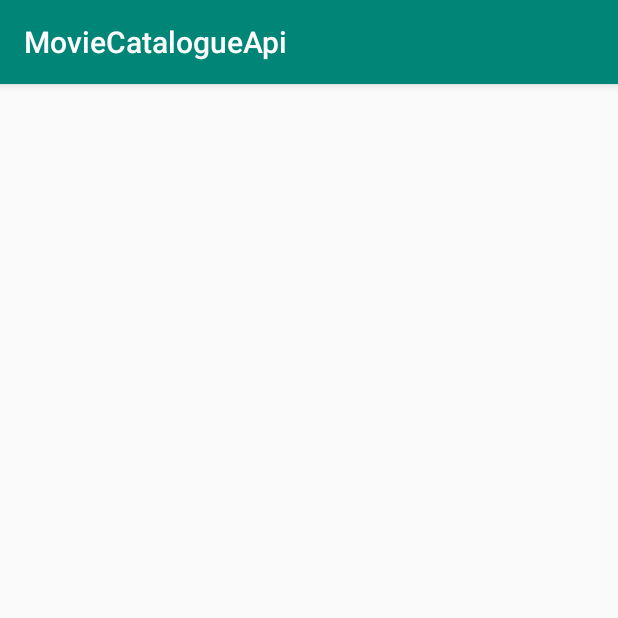
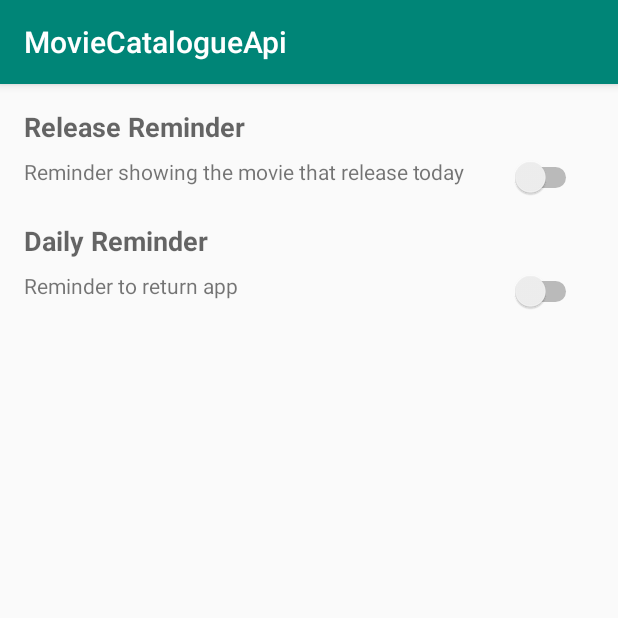
Before and after one commit to Criptdestroyer/MovieCatalogue, an Android app: the ReminderActivity screen opened directly, with no data from a screen before it, on a phone screen of 412 x 824 dp, the top half of it. Run offline under Robolectric (Android 15) with nearby library versions, the phone set to English and light mode, and no system bars.

Commit message:
layout reminder done

```diff
--- a/app/src/main/res/layout/activity_reminder.xml
+++ b/app/src/main/res/layout/activity_reminder.xml
@@ -7,5 +7,70 @@
     tools:context=".view.activity.ReminderActivity">
 
 
+    <TextView
+        android:id="@+id/textView3"
+        android:layout_width="wrap_content"
+        android:layout_height="wrap_content"
+        android:layout_marginStart="16dp"
+        android:layout_marginTop="16dp"
+        android:text="@string/release_reminder"
+        android:textAppearance="@style/TextAppearance.AppCompat.Medium"
+        android:textStyle="bold"
+        app:layout_constraintStart_toStartOf="parent"
+        app:layout_constraintTop_toTopOf="parent"
+        tools:text="Release Reminder" />
 
+    <TextView
+        android:id="@+id/textView2"
+        android:layout_width="300dp"
+        android:layout_height="wrap_content"
+        android:layout_marginStart="16dp"
+        android:layout_marginTop="8dp"
+        android:text="@string/release_reminder_detail"
+        app:layout_constraintStart_toStartOf="parent"
+        app:layout_constraintTop_toBottomOf="@+id/textView3" />
+
+    <Switch
+        android:id="@+id/switch_release"
+        android:layout_width="wrap_content"
+        android:layout_height="wrap_content"
+        android:layout_marginStart="8dp"
+        android:layout_marginTop="8dp"
+        android:layout_marginEnd="8dp"
+        app:layout_constraintEnd_toEndOf="parent"
+        app:layout_constraintStart_toEndOf="@+id/textView2"
+        app:layout_constraintTop_toBottomOf="@+id/textView3" />
+
+    <TextView
+        android:id="@+id/textView4"
+        android:layout_width="wrap_content"
+        android:layout_height="wrap_content"
+        android:layout_marginStart="16dp"
+        android:layout_marginTop="24dp"
+        android:text="@string/daily_reminder"
+        android:textAppearance="@style/TextAppearance.AppCompat.Medium"
+        android:textStyle="bold"
+        app:layout_constraintStart_toStartOf="parent"
+        app:layout_constraintTop_toBottomOf="@+id/textView2" />
+
+    <TextView
+        android:id="@+id/textView5"
+        android:layout_width="300dp"
+        android:layout_height="wrap_content"
+        android:layout_marginStart="16dp"
+        android:layout_marginTop="8dp"
+        android:text="@string/daily_reminder_detail"
+        app:layout_constraintStart_toStartOf="parent"
+        app:layout_constraintTop_toBottomOf="@+id/textView4" />
+
+    <Switch
+        android:id="@+id/switch_daily"
+        android:layout_width="wrap_content"
+        android:layout_height="wrap_content"
+        android:layout_marginStart="8dp"
+        android:layout_marginTop="8dp"
+        android:layout_marginEnd="8dp"
+        app:layout_constraintEnd_toEndOf="parent"
+        app:layout_constraintStart_toEndOf="@+id/textView5"
+        app:layout_constraintTop_toBottomOf="@+id/textView4" />
 </androidx.constraintlayout.widget.ConstraintLayout>
--- a/app/src/main/res/values/strings.xml
+++ b/app/src/main/res/values/strings.xml
@@ -22,6 +22,10 @@
     <string name="appwidget_text">FAVORITE BANNER</string>
     <string name="empty_text">NO DATA</string>
     <string name="change_reminder_settings">Change Reminder</string>
+    <string name="release_reminder">Release Reminder</string>
+    <string name="release_reminder_detail">Reminder showing the movie that release today</string>
+    <string name="daily_reminder">Daily Reminder</string>
+    <string name="daily_reminder_detail">Reminder to return app</string>
 
     <!-- TODO: Remove or change this placeholder text -->
 </resources>
```
